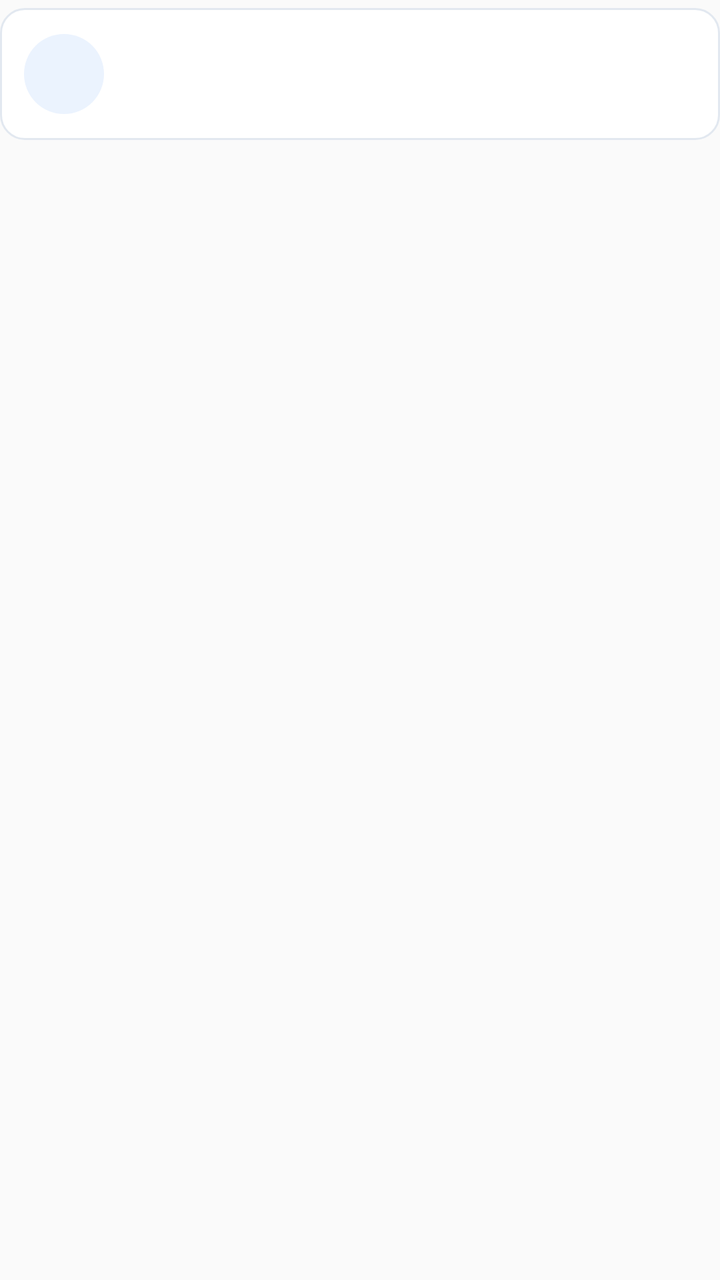
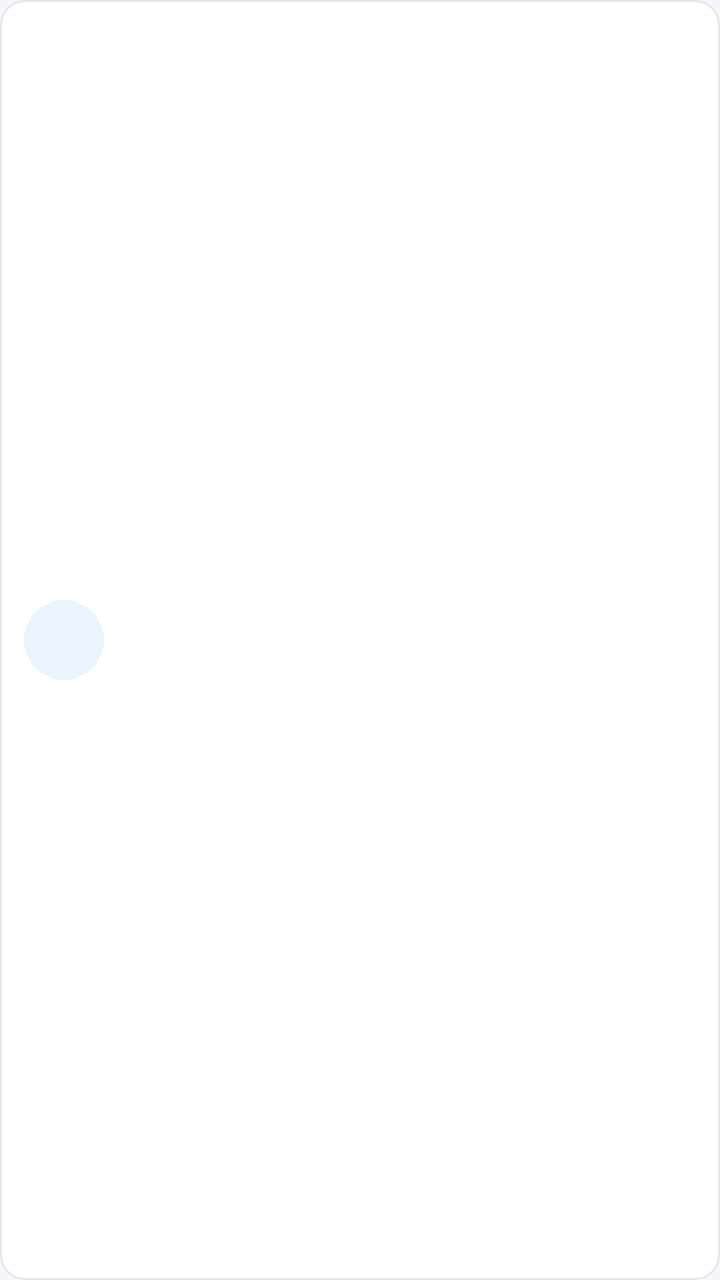

Screens rendered from an Android XML layout before and after an edit, with the pre-edit source and the edit as a unified diff.
<!-- AndroidManifest.xml: application theme AppTheme -->
<!-- res/layout/item_bill.xml -->
<?xml version="1.0" encoding="utf-8"?>
<FrameLayout xmlns:android="http://schemas.android.com/apk/res/android"
    android:layout_width="match_parent"
    android:layout_height="wrap_content"
    android:paddingTop="4dp"
    android:paddingBottom="4dp">

    <LinearLayout
        android:layout_width="match_parent"
        android:layout_height="wrap_content"
        android:background="@drawable/bg_card"
        android:gravity="center_vertical"
        android:orientation="horizontal"
        android:padding="12dp">

        <TextView
            android:id="@+id/tv_item_icon"
            android:layout_width="40dp"
            android:layout_height="40dp"
            android:background="@drawable/bg_circle_badge"
            android:gravity="center"
            android:textColor="@color/colorPrimary"
            android:textSize="16sp"
            android:textStyle="bold" />

        <LinearLayout
            android:layout_width="0dp"
            android:layout_height="wrap_content"
            android:layout_marginStart="12dp"
            android:layout_marginEnd="8dp"
            android:layout_weight="1"
            android:orientation="vertical">

            <LinearLayout
                android:layout_width="match_parent"
                android:layout_height="wrap_content"
                android:gravity="center_vertical"
                android:orientation="horizontal">

                <TextView
                    android:id="@+id/tv_item_category"
                    android:layout_width="wrap_content"
                    android:layout_height="wrap_content"
                    android:ellipsize="end"
                    android:singleLine="true"
                    android:textColor="@color/textPrimary"
                    android:textSize="15sp"
                    android:textStyle="bold" />

                <TextView
                    android:id="@+id/tv_item_receipt_tag"
                    android:layout_width="wrap_content"
                    android:layout_height="wrap_content"
                    android:layout_marginStart="6dp"
                    android:background="@drawable/bg_tab_unselected"
                    android:paddingStart="6dp"
                    android:paddingTop="2dp"
                    android:paddingEnd="6dp"
                    android:paddingBottom="2dp"
                    android:text="票据"
                    android:textColor="@color/colorPrimary"
                    android:textSize="10sp"
                    android:visibility="gone" />
            </LinearLayout>

            <TextView
                android:id="@+id/tv_item_note"
                android:layout_width="match_parent"
                android:layout_height="wrap_content"
                android:layout_marginTop="4dp"
                android:ellipsize="end"
                android:singleLine="true"
                android:textColor="@color/textSecondary"
                android:textSize="13sp" />
        </LinearLayout>

        <LinearLayout
            android:layout_width="wrap_content"
            android:layout_height="wrap_content"
            android:gravity="end"
            android:orientation="vertical">

            <TextView
                android:id="@+id/tv_item_amount"
                android:layout_width="wrap_content"
                android:layout_height="wrap_content"
                android:textColor="@color/colorExpense"
                android:textSize="16sp"
                android:textStyle="bold" />

            <TextView
                android:id="@+id/tv_item_date"
                android:layout_width="wrap_content"
                android:layout_height="wrap_content"
                android:layout_marginTop="4dp"
                android:textColor="@color/textSecondary"
                android:textSize="11sp" />
        </LinearLayout>
    </LinearLayout>
</FrameLayout>
<!-- resources referenced by this layout -->
<resources>
  <color name="colorExpense">#E53935</color>
  <color name="colorPrimary">#1E88E5</color>
  <color name="textPrimary">#1E293B</color>
  <color name="textSecondary">#64748B</color>
  <!-- drawable bg_card (drawable) -->
  <?xml version="1.0" encoding="utf-8"?>
  <shape xmlns:android="http://schemas.android.com/apk/res/android"
      android:shape="rectangle">
      <solid android:color="@color/bgCard" />
      <stroke
          android:width="1dp"
          android:color="@color/dividerColor" />
      <corners android:radius="12dp" />
  </shape>
  <!-- drawable bg_circle_badge (drawable) -->
  <?xml version="1.0" encoding="utf-8"?>
  <shape xmlns:android="http://schemas.android.com/apk/res/android"
      android:shape="oval">
      <solid android:color="@color/bgTag" />
  </shape>
  <!-- drawable bg_tab_unselected (drawable) -->
  <?xml version="1.0" encoding="utf-8"?>
  <shape xmlns:android="http://schemas.android.com/apk/res/android"
      android:shape="rectangle">
      <solid android:color="@color/bgTag" />
      <corners android:radius="8dp" />
  </shape>
  <style name="AppTheme" parent="Theme.AppCompat.DayNight.DarkActionBar">
          <item name="colorPrimary">@color/colorPrimary</item>
          <item name="colorPrimaryDark">@color/colorPrimaryDark</item>
          <item name="colorAccent">@color/colorAccent</item>
      </style>
  <color name="bgCard">#FFFFFF</color>
  <color name="dividerColor">#E2E8F0</color>
  <color name="bgTag">#EBF3FE</color>
  <color name="colorPrimaryDark">#1565C0</color>
  <color name="colorAccent">#FF7043</color>
</resources>

<!-- the commit's change to res/layout/item_bill.xml (unified diff, before → after) -->
@@ -1,100 +1,93 @@
 <?xml version="1.0" encoding="utf-8"?>
-<FrameLayout xmlns:android="http://schemas.android.com/apk/res/android"
+<LinearLayout xmlns:android="http://schemas.android.com/apk/res/android"
     android:layout_width="match_parent"
     android:layout_height="wrap_content"
-    android:paddingTop="4dp"
-    android:paddingBottom="4dp">
+    android:background="@drawable/bg_card"
+    android:gravity="center_vertical"
+    android:orientation="horizontal"
+    android:padding="12dp">
+
+    <TextView
+        android:id="@+id/tv_item_icon"
+        android:layout_width="40dp"
+        android:layout_height="40dp"
+        android:background="@drawable/bg_circle_badge"
+        android:gravity="center"
+        android:textColor="@color/colorPrimary"
+        android:textSize="16sp"
+        android:textStyle="bold" />
 
     <LinearLayout
-        android:layout_width="match_parent"
+        android:layout_width="0dp"
         android:layout_height="wrap_content"
-        android:background="@drawable/bg_card"
-        android:gravity="center_vertical"
-        android:orientation="horizontal"
-        android:padding="12dp">
+        android:layout_marginStart="12dp"
+        android:layout_marginEnd="8dp"
+        android:layout_weight="1"
+        android:orientation="vertical">
+
+        <LinearLayout
+            android:layout_width="match_parent"
+            android:layout_height="wrap_content"
+            android:gravity="center_vertical"
+            android:orientation="horizontal">
+
+            <TextView
+                android:id="@+id/tv_item_category"
+                android:layout_width="wrap_content"
+                android:layout_height="wrap_content"
+                android:ellipsize="end"
+                android:singleLine="true"
+                android:textColor="@color/textPrimary"
+                android:textSize="15sp"
+                android:textStyle="bold" />
+
+            <TextView
+                android:id="@+id/tv_item_receipt_tag"
+                android:layout_width="wrap_content"
+                android:layout_height="wrap_content"
+                android:layout_marginStart="6dp"
+                android:background="@drawable/bg_tab_unselected"
+                android:paddingStart="6dp"
+                android:paddingTop="2dp"
+                android:paddingEnd="6dp"
+                android:paddingBottom="2dp"
+                android:text="票据"
+                android:textColor="@color/colorPrimary"
+                android:textSize="12sp"
+                android:visibility="gone" />
+        </LinearLayout>
 
         <TextView
-            android:id="@+id/tv_item_icon"
-            android:layout_width="40dp"
-            android:layout_height="40dp"
-            android:background="@drawable/bg_circle_badge"
-            android:gravity="center"
-            android:textColor="@color/colorPrimary"
+            android:id="@+id/tv_item_note"
+            android:layout_width="match_parent"
+            android:layout_height="wrap_content"
+            android:layout_marginTop="4dp"
+            android:ellipsize="end"
+            android:singleLine="true"
+            android:textColor="@color/textSecondary"
+            android:textSize="13sp" />
+    </LinearLayout>
+
+    <LinearLayout
+        android:layout_width="wrap_content"
+        android:layout_height="wrap_content"
+        android:gravity="end"
+        android:orientation="vertical">
+
+        <TextView
+            android:id="@+id/tv_item_amount"
+            android:layout_width="wrap_content"
+            android:layout_height="wrap_content"
+            android:textColor="@color/colorExpense"
             android:textSize="16sp"
             android:textStyle="bold" />
 
-        <LinearLayout
-            android:layout_width="0dp"
-            android:layout_height="wrap_content"
-            android:layout_marginStart="12dp"
-            android:layout_marginEnd="8dp"
-            android:layout_weight="1"
-            android:orientation="vertical">
-
-            <LinearLayout
-                android:layout_width="match_parent"
-                android:layout_height="wrap_content"
-                android:gravity="center_vertical"
-                android:orientation="horizontal">
-
-                <TextView
-                    android:id="@+id/tv_item_category"
-                    android:layout_width="wrap_content"
-                    android:layout_height="wrap_content"
-                    android:ellipsize="end"
-                    android:singleLine="true"
-                    android:textColor="@color/textPrimary"
-                    android:textSize="15sp"
-                    android:textStyle="bold" />
-
-                <TextView
-                    android:id="@+id/tv_item_receipt_tag"
-                    android:layout_width="wrap_content"
-                    android:layout_height="wrap_content"
-                    android:layout_marginStart="6dp"
-                    android:background="@drawable/bg_tab_unselected"
-                    android:paddingStart="6dp"
-                    android:paddingTop="2dp"
-                    android:paddingEnd="6dp"
-                    android:paddingBottom="2dp"
-                    android:text="票据"
-                    android:textColor="@color/colorPrimary"
-                    android:textSize="10sp"
-                    android:visibility="gone" />
-            </LinearLayout>
-
-            <TextView
-                android:id="@+id/tv_item_note"
-                android:layout_width="match_parent"
-                android:layout_height="wrap_content"
-                android:layout_marginTop="4dp"
-                android:ellipsize="end"
-                android:singleLine="true"
-                android:textColor="@color/textSecondary"
-                android:textSize="13sp" />
-        </LinearLayout>
-
-        <LinearLayout
+        <TextView
+            android:id="@+id/tv_item_date"
             android:layout_width="wrap_content"
             android:layout_height="wrap_content"
-            android:gravity="end"
-            android:orientation="vertical">
-
-            <TextView
-                android:id="@+id/tv_item_amount"
-                android:layout_width="wrap_content"
-                android:layout_height="wrap_content"
-                android:textColor="@color/colorExpense"
-                android:textSize="16sp"
-                android:textStyle="bold" />
-
-            <TextView
-                android:id="@+id/tv_item_date"
-                android:layout_width="wrap_content"
-                android:layout_height="wrap_content"
-                android:layout_marginTop="4dp"
-                android:textColor="@color/textSecondary"
-                android:textSize="11sp" />
-        </LinearLayout>
+            android:layout_marginTop="4dp"
+            android:textColor="@color/textSecondary"
+            android:textSize="12sp" />
     </LinearLayout>
-</FrameLayout>
+</LinearLayout>
<!-- resource entries referenced after the edit -->
@@ -31,11 +31,13 @@
           <item name="colorPrimary">@color/colorPrimary</item>
           <item name="colorPrimaryDark">@color/colorPrimaryDark</item>
           <item name="colorAccent">@color/colorAccent</item>
+          <item name="android:windowBackground">@color/bgPage</item>
       </style>
   <color name="bgCard">#FFFFFF</color>
   <color name="dividerColor">#E2E8F0</color>
   <color name="bgTag">#EBF3FE</color>
   <color name="colorPrimaryDark">#1565C0</color>
   <color name="colorAccent">#FF7043</color>
+  <color name="bgPage">#F4F6F9</color>
 </resources>
 
